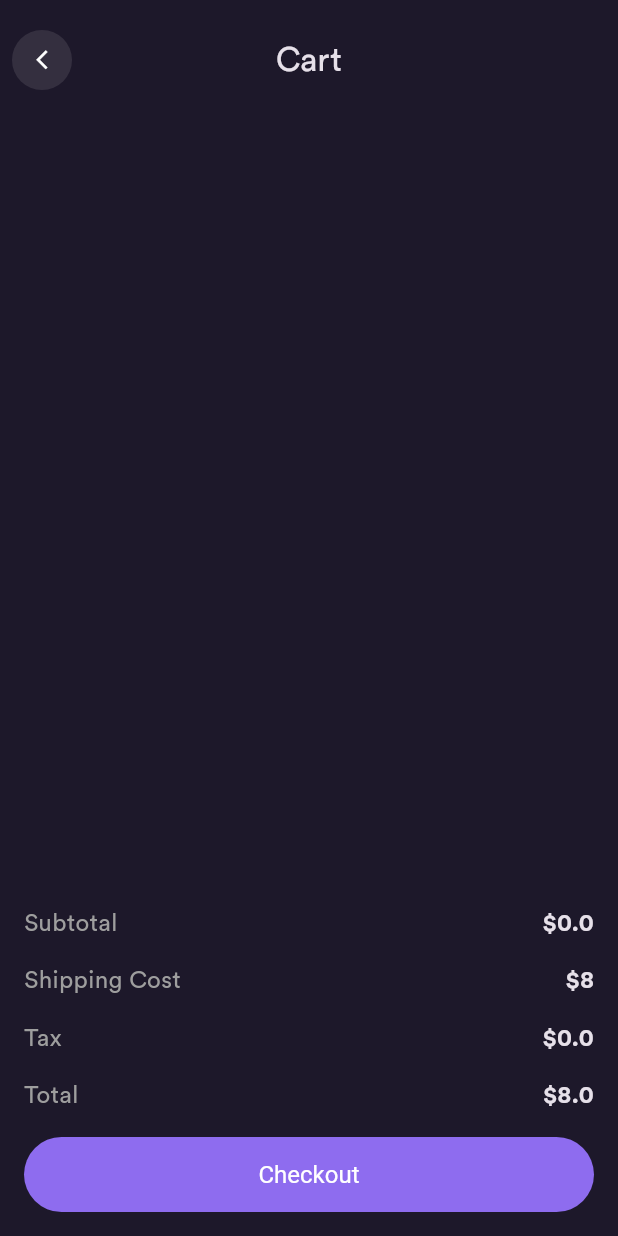
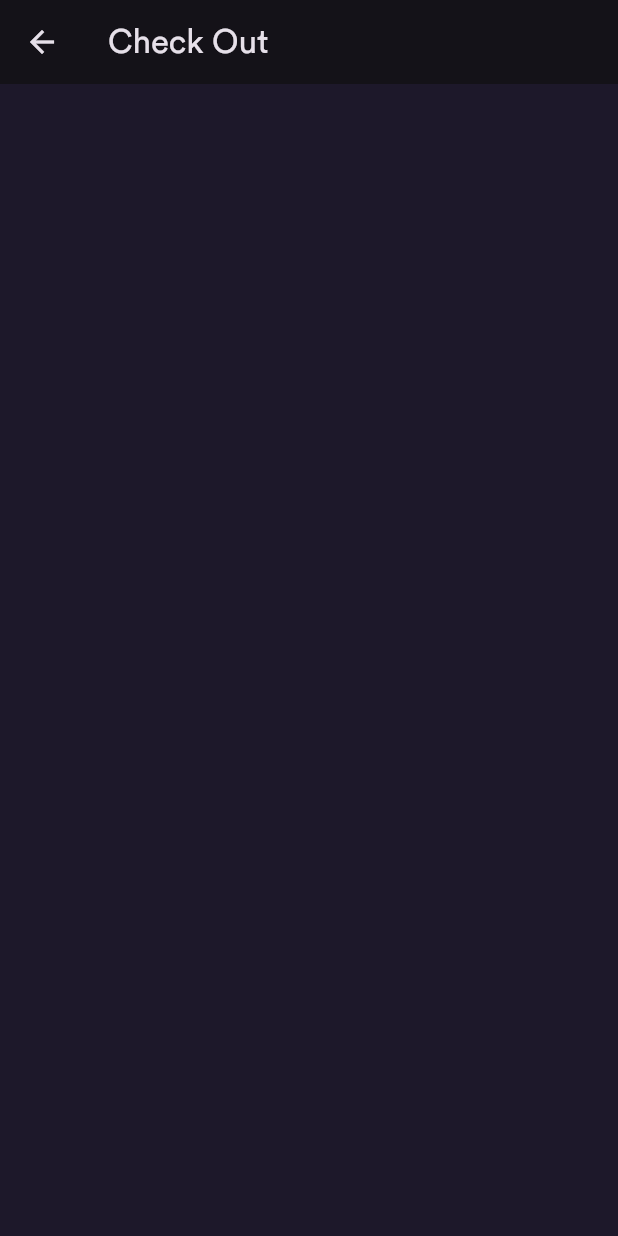
Before and after one commit to DHLau/ecommerce, a Flutter app: the CartPage screen opened directly, after a tap on "Checkout", on a phone screen of 412 x 824 dp. Run offline on Flutter 3.47's test engine with Material 3 defaults, Android fonts, the phone set to English and light mode, and no system bars; our stand-ins replace bloc, cloud_firestore, dartz, firebase_auth, firebase_core, flutter_bloc and 2 more; accounts and stored records are empty.

Commit message:
add checkout page

```diff
--- a/lib/presentation/cart/Widgets/check_out.dart
+++ b/lib/presentation/cart/Widgets/check_out.dart
@@ -1,7 +1,9 @@
 import 'package:ecommerce/common/helper/cart/cart.dart';
+import 'package:ecommerce/common/index.dart';
 import 'package:ecommerce/common/widgets/button/basic_app_button.dart';
 import 'package:ecommerce/core/configs/theme/app_colors.dart';
 import 'package:ecommerce/domain/order/entity/product_ordered_entity.dart';
+import 'package:ecommerce/presentation/cart/pages/check_out.dart';
 import 'package:flutter/material.dart';
 
 class Checkout extends StatelessWidget {
@@ -72,7 +74,9 @@ class Checkout extends StatelessWidget {
             ],
           ),
           BasicAppButton(
-            onPressed: () {},
+            onPressed: () {
+              AppNavigator.push(context, CheckOutPage(products: products));
+            },
             title: 'Checkout',
           )
         ],
--- /dev/null
+++ b/lib/presentation/cart/pages/check_out.dart
@@ -0,0 +1,16 @@
+import 'package:ecommerce/domain/order/entity/product_ordered_entity.dart';
+import 'package:flutter/material.dart';
+
+class CheckOutPage extends StatelessWidget {
+  final List<ProductOrderedEntity> products;
+  CheckOutPage({super.key, required this.products});
+
+  @override
+  Widget build(BuildContext context) {
+    return Scaffold(
+        appBar: AppBar(
+          title: Text('Check Out'),
+        ),
+        body: Container());
+  }
+}
```
